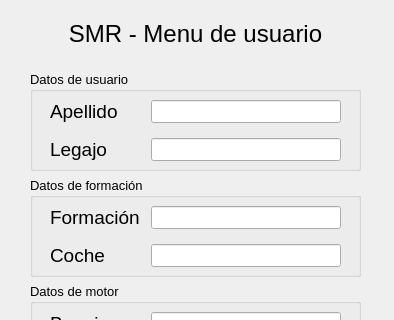
The window that app_smr/Qt/win_user_data.ui (nvargas24/Sistema_medicion_de_rodamientos-SMR) describes before a commit, drawn with Qt 5; both pictures show x 0 to 394 and y 0 to 320 of the 394 by 583 pixel window.
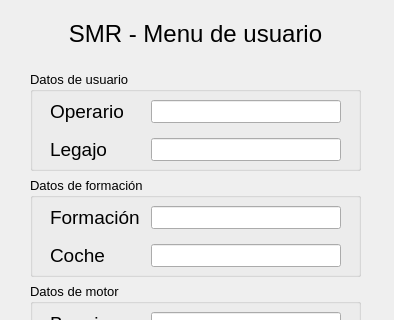
The same window after the commit.

Commit message: asigno nombres de widgets en data_usuario

Diff of the .ui file:
```diff
--- a/app_smr/Qt/win_user_data.ui
+++ b/app_smr/Qt/win_user_data.ui
@@ -81,7 +81,7 @@
              </font>
             </property>
             <property name="text">
-             <string>Apellido</string>
+             <string>Operario</string>
             </property>
            </widget>
           </item>
```
Left out of the diff: 22 changed lines with no effect on the pictures.
